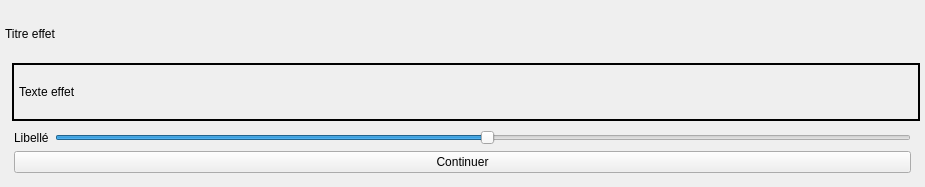
Old version of the form effet.ui in the repository gabriellevy/destinLib.
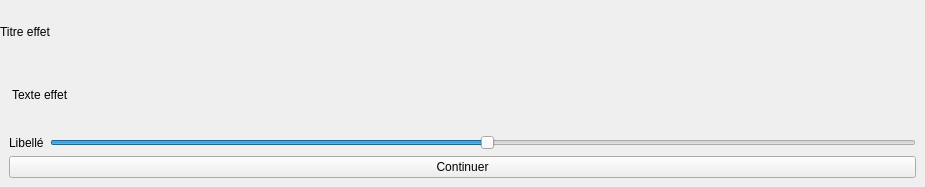
New version of the form. Custom widgets are drawn as their Qt base class.

Patch:
```diff
--- a/effet.ui
+++ b/effet.ui
@@ -30,16 +30,16 @@
     <enum>QLayout::SetDefaultConstraint</enum>
    </property>
    <property name="leftMargin">
-    <number>5</number>
+    <number>0</number>
    </property>
    <property name="topMargin">
-    <number>5</number>
+    <number>0</number>
    </property>
    <property name="rightMargin">
-    <number>5</number>
+    <number>0</number>
    </property>
    <property name="bottomMargin">
-    <number>5</number>
+    <number>0</number>
    </property>
    <item>
     <widget class="QLabel" name="titreEffet">
@@ -78,7 +78,7 @@
         <enum>QFrame::Plain</enum>
        </property>
        <property name="lineWidth">
-        <number>2</number>
+        <number>0</number>
        </property>
        <property name="text">
         <string>Texte effet</string>
```
